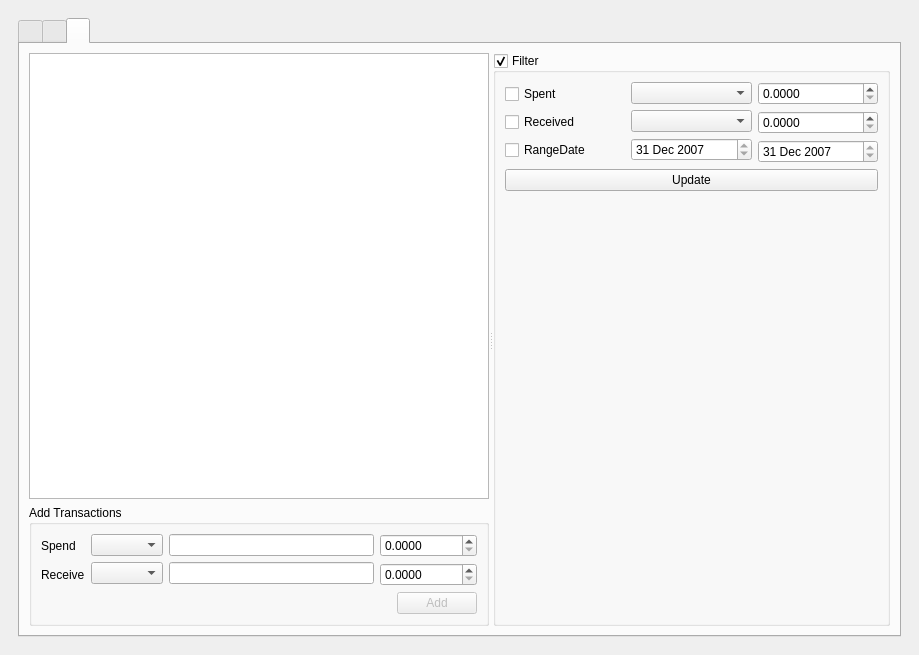
LostPy/poo-cryptoApp, file ui/mainwindow_crypto.ui: the form before one commit.
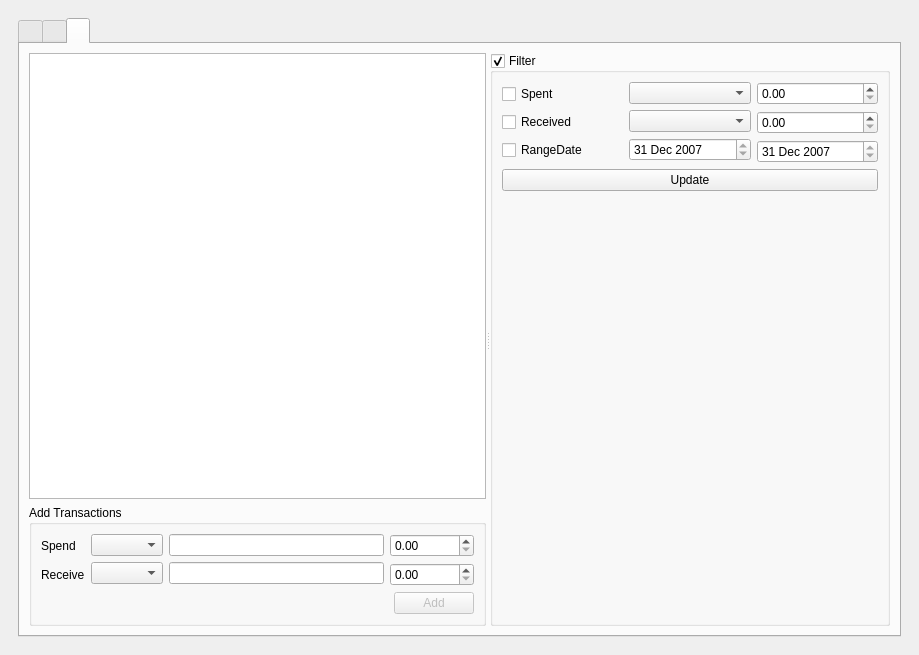
The form after the commit. The open tabs and pages were chosen to show the change. Icons and pictures are not drawn. Custom widgets are drawn as their Qt base class.

Diff of the .ui file:
```diff
--- a/ui/mainwindow_crypto.ui
+++ b/ui/mainwindow_crypto.ui
@@ -276,9 +276,6 @@
                          <property name="prefix">
                           <string/>
                          </property>
-                         <property name="decimals">
-                          <number>4</number>
-                         </property>
                          <property name="minimum">
                           <double>0.000000000000000</double>
                          </property>
@@ -289,9 +286,6 @@
                        </item>
                        <item>
                         <widget class="QDoubleSpinBox" name="spinBoxReceive">
-                         <property name="decimals">
-                          <number>4</number>
-                         </property>
                          <property name="minimum">
                           <double>0.000000000000000</double>
                          </property>
@@ -406,7 +400,7 @@
                       </property>
                       <property name="minimumDateTime">
                        <datetime>
-                        <hour>20</hour>
+                        <hour>21</hour>
                         <minute>0</minute>
                         <second>0</second>
                         <year>2007</year>
@@ -422,9 +416,6 @@
                    <layout class="QVBoxLayout" name="verticalLayout_16">
                     <item>
                      <widget class="QDoubleSpinBox" name="spinBoxSpendFilter">
-                      <property name="decimals">
-                       <number>4</number>
-                      </property>
                       <property name="minimum">
                        <double>0.000000000000000</double>
                       </property>
@@ -435,9 +426,6 @@
                     </item>
                     <item>
                      <widget class="QDoubleSpinBox" name="spinBoxReceiveFilter">
-                      <property name="decimals">
-                       <number>4</number>
-                      </property>
                       <property name="minimum">
                        <double>0.000000000000000</double>
                       </property>
@@ -453,7 +441,7 @@
                       </property>
                       <property name="minimumDateTime">
                        <datetime>
-                        <hour>20</hour>
+                        <hour>21</hour>
                         <minute>0</minute>
                         <second>0</second>
                         <year>2007</year>
```
Left out of the diff: 11 changed lines with no effect on the pictures.
